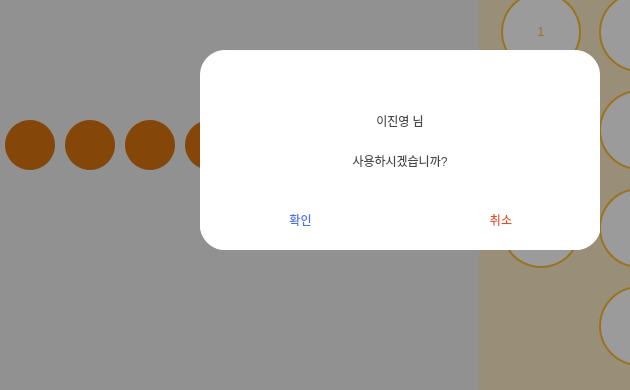
Old version of the form PianoManager/ui_LogIn.ui in the repository dotoleeoak/hun-piano; both pictures show x 0 to 630 and y 90 to 480 of the 800 by 480 pixel window.
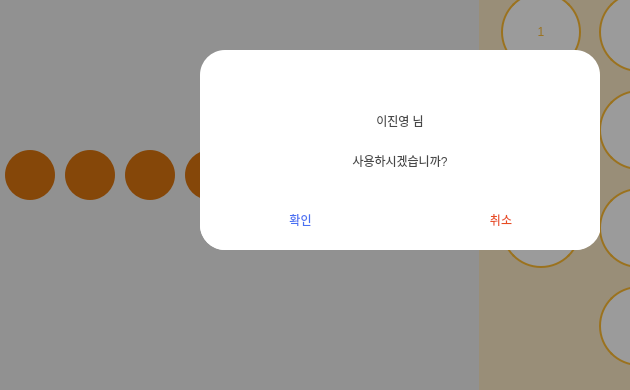
New version of the form. Icons and pictures are not drawn.

Diff of the .ui file:
```diff
--- a/PianoManager/ui_LogIn.ui
+++ b/PianoManager/ui_LogIn.ui
@@ -17,54 +17,63 @@
    <property name="geometry">
     <rect>
      <x>245</x>
-     <y>210</y>
+     <y>240</y>
      <width>50</width>
      <height>50</height>
     </rect>
    </property>
+   <property name="font">
+    <font>
+     <family>배달의민족 주아</family>
+     <pointsize>15</pointsize>
+    </font>
+   </property>
    <property name="styleSheet">
     <string notr="true">border-radius: 25px;
 background-color: rgb(219, 117, 015);
-</string>
-   </property>
-   <property name="text">
-    <string/>
+color: rgb(255, 253, 233);</string>
    </property>
   </widget>
   <widget class="QPushButton" name="roundDisplay_4">
    <property name="geometry">
     <rect>
      <x>185</x>
-     <y>210</y>
+     <y>240</y>
      <width>50</width>
      <height>50</height>
     </rect>
    </property>
+   <property name="font">
+    <font>
+     <family>배달의민족 주아</family>
+     <pointsize>15</pointsize>
+    </font>
+   </property>
    <property name="styleSheet">
     <string notr="true">border-radius: 25px;
 background-color: rgb(219, 117, 015);
-</string>
-   </property>
-   <property name="text">
-    <string/>
+color: rgb(255, 253, 233);</string>
    </property>
   </widget>
   <widget class="QPushButton" name="roundDisplay_8">
    <property name="geometry">
     <rect>
      <x>425</x>
-     <y>210</y>
+     <y>240</y>
      <width>50</width>
      <height>50</height>
     </rect>
    </property>
+   <property name="font">
+    <font>
+     <family>배달의민족 주아</family>
+     <pointsize>15</pointsize>
+    </font>
+   </property>
    <property name="styleSheet">
     <string notr="true">border-radius: 25px;
 background-color: rgb(219, 117, 015);
-</string>
-   </property>
-   <property name="text">
-    <string/>
+color: rgb(255, 253, 233);</string>
    </property>
   </widget>
   <widget class="QFrame" name="DialogueShadow">
@@ -274,59 +283,63 @@
    <property name="geometry">
     <rect>
      <x>305</x>
-     <y>210</y>
+     <y>240</y>
      <width>50</width>
      <height>50</height>
     </rect>
    </property>
+   <property name="font">
+    <font>
+     <family>배달의민족 주아</family>
+     <pointsize>15</pointsize>
+    </font>
+   </property>
    <property name="styleSheet">
     <string notr="true">border-radius: 25px;
 background-color: rgb(219, 117, 015);
-</string>
-   </property>
-   <property name="text">
-    <string/>
+color: rgb(255, 253, 233);</string>
    </property>
   </widget>
   <widget class="QPushButton" name="roundDisplay_1">
    <property name="geometry">
     <rect>
      <x>5</x>
-     <y>210</y>
+     <y>240</y>
      <width>50</width>
      <height>50</height>
     </rect>
    </property>
    <property name="font">
     <font>
-     <family>배달의민족 한나체 Air</family>
+     <family>배달의민족 주아</family>
+     <pointsize>15</pointsize>
     </font>
    </property>
    <property name="styleSheet">
     <string notr="true">border-radius: 25px;
 background-color: rgb(219, 117, 015);
-</string>
-   </property>
-   <property name="text">
-    <string/>
+color: rgb(255, 253, 233);</string>
    </property>
   </widget>
   <widget class="QPushButton" name="roundDisplay_7">
    <property name="geometry">
     <rect>
      <x>365</x>
-     <y>210</y>
+     <y>240</y>
      <width>50</width>
      <height>50</height>
     </rect>
    </property>
+   <property name="font">
+    <font>
+     <family>배달의민족 주아</family>
+     <pointsize>15</pointsize>
+    </font>
+   </property>
    <property name="styleSheet">
     <string notr="true">border-radius: 25px;
 background-color: rgb(219, 117, 015);
-</string>
-   </property>
-   <property name="text">
-    <string/>
+color: rgb(255, 253, 233);</string>
    </property>
   </widget>
   <widget class="QWidget" name="KeypadWidget" native="true">
@@ -648,36 +661,42 @@
    <property name="geometry">
     <rect>
      <x>125</x>
-     <y>210</y>
+     <y>240</y>
      <width>50</width>
      <height>50</height>
     </rect>
    </property>
+   <property name="font">
+    <font>
+     <family>배달의민족 주아</family>
+     <pointsize>15</pointsize>
+    </font>
+   </property>
    <property name="styleSheet">
     <string notr="true">border-radius: 25px;
 background-color: rgb(219, 117, 015);
-</string>
-   </property>
-   <property name="text">
-    <string/>
+color: rgb(255, 253, 233);</string>
    </property>
   </widget>
   <widget class="QPushButton" name="roundDisplay_2">
    <property name="geometry">
     <rect>
      <x>65</x>
-     <y>210</y>
+     <y>240</y>
      <width>50</width>
      <height>50</height>
     </rect>
    </property>
+   <property name="font">
+    <font>
+     <family>배달의민족 주아</family>
+     <pointsize>15</pointsize>
+    </font>
+   </property>
    <property name="styleSheet">
     <string notr="true">border-radius: 25px;
 background-color: rgb(219, 117, 015);
-</string>
-   </property>
-   <property name="text">
-    <string/>
+color: rgb(255, 253, 233);</string>
    </property>
   </widget>
   <widget class="QFrame" name="MenuBar">
```
